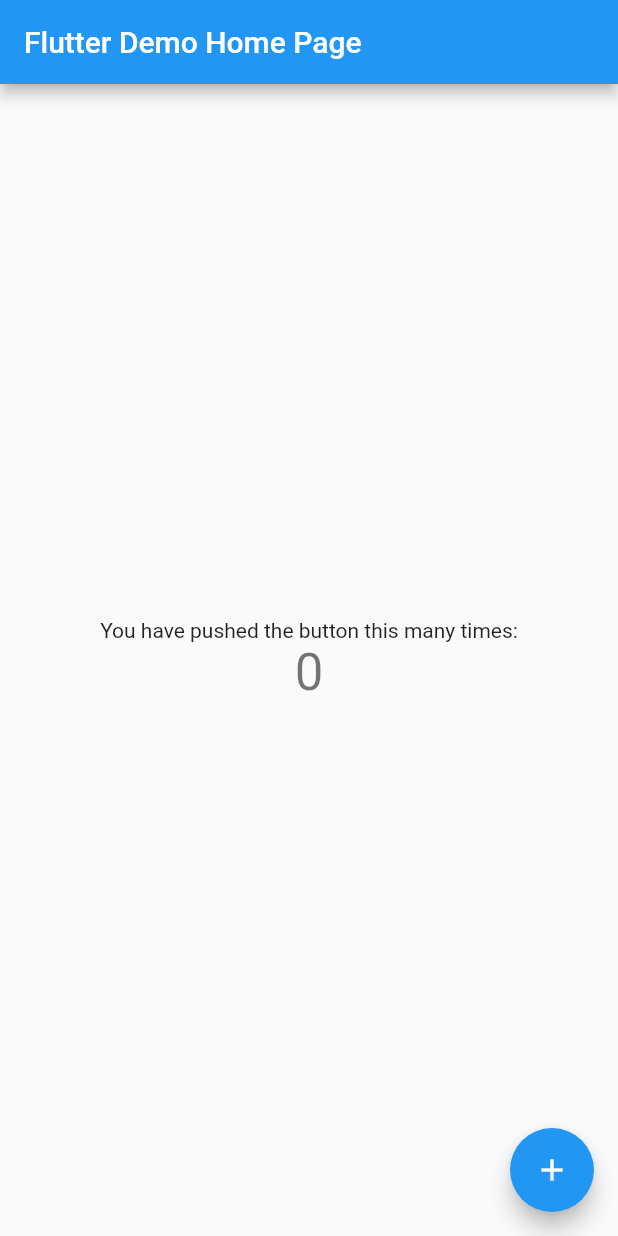
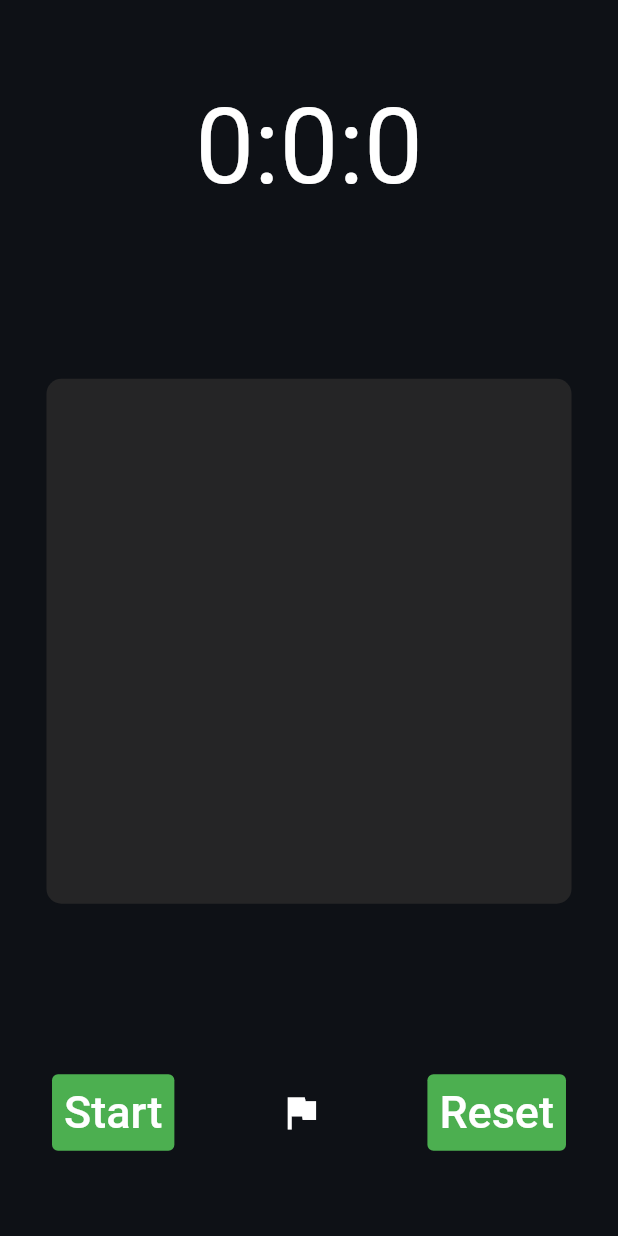
Before and after one commit to BrawlerXull/Stopwatch, a Flutter app: the screen it shows after launch, on a phone screen of 412 x 824 dp. Run offline on Flutter 3.47's test engine with Material 2 defaults, Android fonts, the phone set to English and light mode, and no system bars.

Commit message:
ui added

```diff
--- /dev/null
+++ b/lib/homepage/HomePage.dart
@@ -0,0 +1,74 @@
+import 'package:flutter/material.dart';
+
+class HomePage extends StatefulWidget {
+  const HomePage({super.key});
+
+  @override
+  State<HomePage> createState() => _HomePageState();
+}
+
+class _HomePageState extends State<HomePage> {
+  int secondDigit = 0;
+  int minuteDigit = 0;
+  int hourDigit = 0;
+  @override
+  Widget build(BuildContext context) {
+    return Scaffold(
+      backgroundColor: Color(0xFF0E1116),
+      body: SafeArea(
+        child: Center(
+          child: Column(
+            mainAxisAlignment: MainAxisAlignment.spaceAround,
+            children: [
+              Text(
+                "$hourDigit:$minuteDigit:$secondDigit",
+                style: const TextStyle(
+                  color: Colors.white,
+                  fontSize: 70,
+                ),
+              ),
+              Container(
+                height: 350,
+                width: 350,
+                decoration: BoxDecoration(
+                  borderRadius: BorderRadius.circular(10),
+                  color: Color(0xFF252526),
+                ),
+              ),
+              Row(
+                mainAxisAlignment: MainAxisAlignment.spaceAround,
+                children: [
+                  TextButton(
+                    style: TextButton.styleFrom(
+                      backgroundColor: Colors.green,
+                    ),
+                    onPressed: null,
+                    child: Text(
+                      "Start",
+                      style: TextStyle(color: Colors.white, fontSize: 30),
+                    ),
+                  ),
+                  Icon(
+                    Icons.flag,
+                    color: Colors.white,
+                    size: 30,
+                  ),
+                  TextButton(
+                    style: TextButton.styleFrom(
+                      backgroundColor: Colors.green,
+                    ),
+                    onPressed: null,
+                    child: Text(
+                      "Reset",
+                      style: TextStyle(color: Colors.white, fontSize: 30),
+                    ),
+                  )
+                ],
+              )
+            ],
+          ),
+        ),
+      ),
+    );
+  }
+}
--- a/lib/main.dart
+++ b/lib/main.dart
@@ -1,4 +1,5 @@
 import 'package:flutter/material.dart';
+import 'package:stopwatch/homepage/HomePage.dart';
 
 void main() {
   runApp(const MyApp());
@@ -7,109 +8,10 @@ void main() {
 class MyApp extends StatelessWidget {
   const MyApp({super.key});
 
-  // This widget is the root of your application.
   @override
   Widget build(BuildContext context) {
     return MaterialApp(
-      title: 'Flutter Demo',
-      theme: ThemeData(
-        // This is the theme of your application.
-        //
-        // Try running your application with "flutter run". You'll see the
-        // application has a blue toolbar. Then, without quitting the app, try
-        // changing the primarySwatch below to Colors.green and then invoke
-        // "hot reload" (press "r" in the console where you ran "flutter run",
-        // or simply save your changes to "hot reload" in a Flutter IDE).
-        // Notice that the counter didn't reset back to zero; the application
-        // is not restarted.
-        primarySwatch: Colors.blue,
-      ),
-      home: const MyHomePage(title: 'Flutter Demo Home Page'),
+      home: HomePage(),
     );
   }
 }
-
-class MyHomePage extends StatefulWidget {
-  const MyHomePage({super.key, required this.title});
-
-  // This widget is the home page of your application. It is stateful, meaning
-  // that it has a State object (defined below) that contains fields that affect
-  // how it looks.
-
-  // This class is the configuration for the state. It holds the values (in this
-  // case the title) provided by the parent (in this case the App widget) and
-  // used by the build method of the State. Fields in a Widget subclass are
-  // always marked "final".
-
-  final String title;
-
-  @override
-  State<MyHomePage> createState() => _MyHomePageState();
-}
-
-class _MyHomePageState extends State<MyHomePage> {
-  int _counter = 0;
-
-  void _incrementCounter() {
-    setState(() {
-      // This call to setState tells the Flutter framework that something has
-      // changed in this State, which causes it to rerun the build method below
-      // so that the display can reflect the updated values. If we changed
-      // _counter without calling setState(), then the build method would not be
-      // called again, and so nothing would appear to happen.
-      _counter++;
-    });
-  }
-
-  @override
-  Widget build(BuildContext context) {
-    // This method is rerun every time setState is called, for instance as done
-    // by the _incrementCounter method above.
-    //
-    // The Flutter framework has been optimized to make rerunning build methods
-    // fast, so that you can just rebuild anything that needs updating rather
-    // than having to individually change instances of widgets.
-    return Scaffold(
-      appBar: AppBar(
-        // Here we take the value from the MyHomePage object that was created by
-        // the App.build method, and use it to set our appbar title.
-        title: Text(widget.title),
-      ),
-      body: Center(
-        // Center is a layout widget. It takes a single child and positions it
-        // in the middle of the parent.
-        child: Column(
-          // Column is also a layout widget. It takes a list of children and
-          // arranges them vertically. By default, it sizes itself to fit its
-          // children horizontally, and tries to be as tall as its parent.
-          //
-          // Invoke "debug painting" (press "p" in the console, choose the
-          // "Toggle Debug Paint" action from the Flutter Inspector in Android
-          // Studio, or the "Toggle Debug Paint" command in Visual Studio Code)
-          // to see the wireframe for each widget.
-          //
-          // Column has various properties to control how it sizes itself and
-          // how it positions its children. Here we use mainAxisAlignment to
-          // center the children vertically; the main axis here is the vertical
-          // axis because Columns are vertical (the cross axis would be
-          // horizontal).
-          mainAxisAlignment: MainAxisAlignment.center,
-          children: <Widget>[
-            const Text(
-              'You have pushed the button this many times:',
-            ),
-            Text(
-              '$_counter',
-              style: Theme.of(context).textTheme.headlineMedium,
-            ),
-          ],
-        ),
-      ),
-      floatingActionButton: FloatingActionButton(
-        onPressed: _incrementCounter,
-        tooltip: 'Increment',
-        child: const Icon(Icons.add),
-      ), // This trailing comma makes auto-formatting nicer for build methods.
-    );
-  }
-}
```
